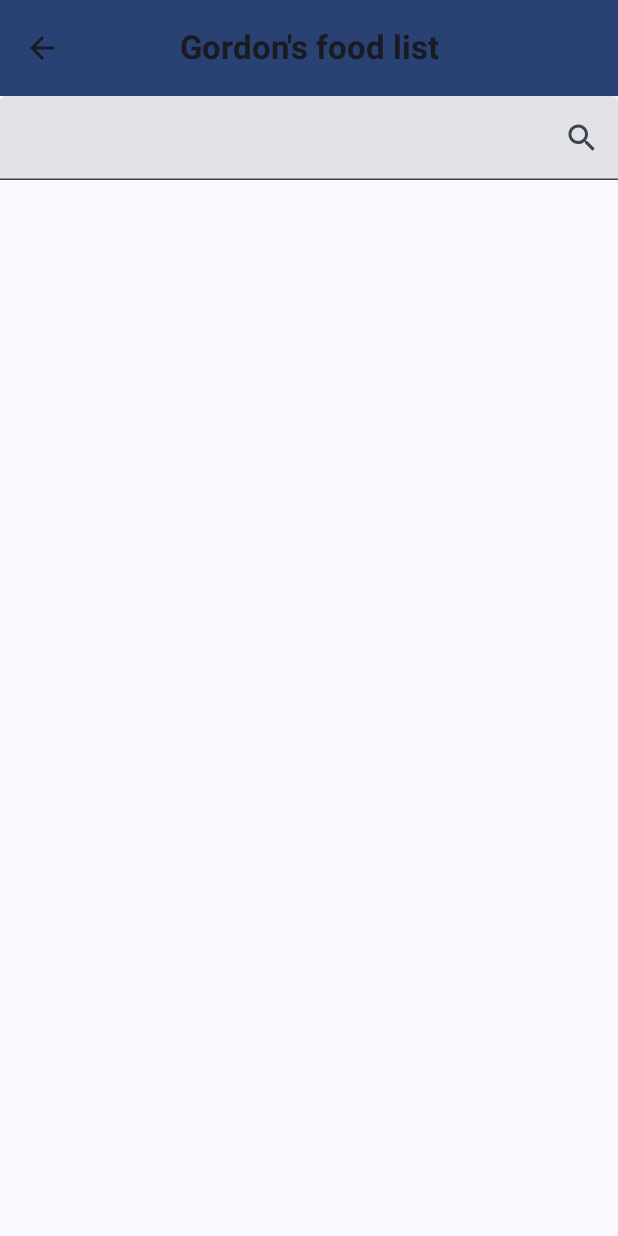
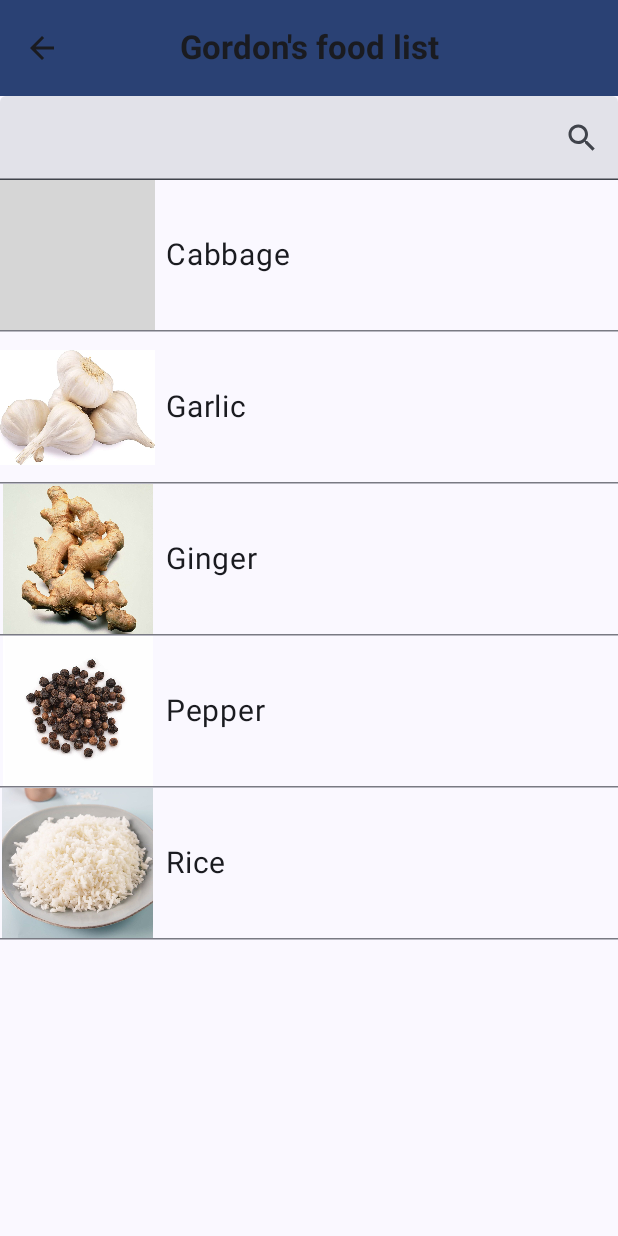
Before and after one commit to ArnaudDuhamel/recipee_app, an Android app built with Jetpack Compose: the ListScreen screen opened through its navigation route, on a phone screen of 412 x 824 dp. Run offline under Robolectric (Android 15) with nearby library versions, the phone set to English and light mode, and no system bars; grey boxes are pictures that could not be loaded.

Commit message:
add: ingredient food page

```diff
--- a/app/src/main/java/com/example/recipee_app/AppClass.kt
+++ b/app/src/main/java/com/example/recipee_app/AppClass.kt
@@ -1,33 +1,46 @@
 package com.example.recipee_app
 
+import android.content.Context
 import androidx.compose.runtime.mutableStateListOf
 import androidx.lifecycle.ViewModel
 import android.content.res.Resources
 import kotlin.properties.Delegates
 
-class AppClass : ViewModel() {
+class AppClass(context: Context) : ViewModel() {
 
     private val recipesList = mutableStateListOf<Ingredient>()
 
-    private var foodPicture by Delegates.notNull<Int>()
-
-    private var foodName by Delegates.notNull<String>()
-
-    private var foodText by Delegates.notNull<String>()
+    private var currentFood by Delegates.notNull<Ingredient>()
 
     init {
+        val resources = context.resources
         recipesList.add(Ingredient(R.drawable.cabbage,"Cabbage",
-            Resources.getSystem().getString(R.string.cabbage_description)
+            resources.getString(R.string.cabbage_description)
         ))
         recipesList.add(Ingredient(R.drawable.garlic,"Garlic",
-            Resources.getSystem().getString(R.string.garlic_description)))
-        recipesList.add(Pair(R.drawable.ginger,"Ginger"))
-        recipesList.add(Pair(R.drawable.pepper,"Pepper"))
-        recipesList.add(Pair(R.drawable.rice,"Rice"))
+           resources.getString(R.string.garlic_description)
+        ))
+        recipesList.add(Ingredient(R.drawable.ginger,"Ginger",
+            resources.getString(R.string.ginger_description)
+        ))
+        recipesList.add(Ingredient(R.drawable.pepper,"Pepper",
+            resources.getString(R.string.pepper_description)
+        ))
+        recipesList.add(Ingredient(R.drawable.rice,"Rice",
+            resources.getString(R.string.rice_description)
+        ))
     }
 
-    fun getRecipesList(): List<Pair<Int, String>> {
+    fun getRecipesList(): List<Ingredient> {
         return recipesList
+    }
+
+    fun getFoodVariable(): Ingredient {
+        return currentFood
+    }
+
+    fun setFoodVariable(food: Ingredient){
+        currentFood = food
     }
 
 }
--- a/app/src/main/java/com/example/recipee_app/MainActivity.kt
+++ b/app/src/main/java/com/example/recipee_app/MainActivity.kt
@@ -9,6 +9,7 @@ import androidx.compose.material3.Surface
 import androidx.compose.material3.Text
 import androidx.compose.runtime.Composable
 import androidx.compose.ui.Modifier
+import androidx.compose.ui.platform.LocalContext
 import androidx.compose.ui.tooling.preview.Preview
 import androidx.navigation.compose.rememberNavController
 import com.example.recipee_app.ui.theme.Recipee_appTheme
@@ -25,7 +26,9 @@ class MainActivity : ComponentActivity() {
                     color = MaterialTheme.colorScheme.background
                 ) {
                     val navController = rememberNavController()
-                    NavGraph(navController = navController)
+                    val context = LocalContext.current
+                    val appForClass = AppClass(context)
+                    NavGraph(navController = navController, appClass = appForClass)
                 }
             }
         }
--- a/app/src/main/java/com/example/recipee_app/navigation/NavGraph.kt
+++ b/app/src/main/java/com/example/recipee_app/navigation/NavGraph.kt
@@ -9,6 +9,7 @@ import androidx.navigation.compose.composable
 import com.example.recipee_app.AppClass
 import com.example.recipee_app.screens.HomeScreen
 import com.example.recipee_app.screens.ListScreen
+import com.example.recipee_app.screens.RecipeScreen
 
 @Composable
 fun NavGraph (navController: NavHostController, appClass: AppClass = viewModel()){
@@ -22,8 +23,8 @@ fun NavGraph (navController: NavHostController, appClass: AppClass = viewModel()
         composable(route = Screens.List.route){
             ListScreen(navController, appClass)
         }
-       // composable(route = Screens.Recipe.route){
-
-       // }
+        composable(route = Screens.Recipe.route){
+            RecipeScreen(navController, appClass)
+       }
     }
 }
--- a/app/src/main/java/com/example/recipee_app/screens/ListScreen.kt
+++ b/app/src/main/java/com/example/recipee_app/screens/ListScreen.kt
@@ -3,6 +3,7 @@ package com.example.recipee_app.screens
 import android.app.Activity
 import androidx.compose.foundation.Image
 import androidx.compose.foundation.background
+import androidx.compose.foundation.clickable
 import androidx.compose.foundation.layout.Arrangement
 import androidx.compose.foundation.layout.Column
 import androidx.compose.foundation.layout.Row
@@ -57,6 +58,8 @@ import androidx.compose.ui.text.input.TextFieldValue
 import androidx.compose.ui.text.style.TextAlign
 import androidx.compose.ui.unit.TextUnit
 import androidx.compose.ui.unit.sp
+import com.example.recipee_app.Ingredient
+import com.example.recipee_app.navigation.Screens
 
 @OptIn(ExperimentalMaterial3Api::class)
 @Composable
@@ -141,16 +144,16 @@ fun ListScreen(navController: NavController, model: AppClass) {
                 // function takes a list
 
                 if (inputValue.value.text.isEmpty()) {
-                    itemsIndexed(model.getRecipesList()) { _, pair ->
+                    itemsIndexed(model.getRecipesList()) { _, food ->
 
-                        drawListElement(pair)
+                        drawListElement(food, navController, model)
 
                     }
                 } else {
-                    itemsIndexed(model.getRecipesList()) { _, pair ->
+                    itemsIndexed(model.getRecipesList()) { _, food ->
 
-                        if(pair.second.lowercase().startsWith(inputValue.value.text.lowercase())){
-                            drawListElement(pair)
+                        if(food.name.lowercase().startsWith(inputValue.value.text.lowercase())){
+                            drawListElement(food, navController, model)
                         }
                     }
                 }
@@ -160,21 +163,22 @@ fun ListScreen(navController: NavController, model: AppClass) {
 }
 
 @Composable
-fun drawListElement(pair: Pair<Int,String>) {
+fun drawListElement(food: Ingredient, navController: NavController, model: AppClass) {
+
     Row(
         modifier = Modifier
             .height(100.dp)
-            //.toggleable(
-                //value = checkBoxStates.getValue(pair.first),
-                //onValueChange = { checkBoxStates[pair.first] = it }
-            //)
-                ,
+            .fillMaxWidth(1.0f)
+            .clickable {
+                model.setFoodVariable(food)
+                navController.navigate(Screens.Recipe.route)
+                       },
         verticalAlignment = Alignment.CenterVertically
     ) {
         // This text object contains the list item itself
         Image(
-            painter = painterResource(id = pair.first),
-            contentDescription = pair.second + " picture",
+            painter = painterResource(id = food.picture),
+            contentDescription = food.name + " picture",
             modifier = Modifier
                 .fillMaxWidth(0.25f)
                 .fillMaxHeight(1.0f)
@@ -185,7 +189,7 @@ fun drawListElement(pair: Pair<Int,String>) {
         // The checkbox. Great care was take to look as much as possible
         // as the presented sketch
         Text(
-            text = pair.second,
+            text = food.name,
             fontSize = 20.sp
         )
     }
--- a/app/src/main/res/values/strings.xml
+++ b/app/src/main/res/values/strings.xml
@@ -1,6 +1,9 @@
 <resources>
     <string name="app_name">recipee_app</string>
     <string name="portrait_picture_of_gordon_ramsay">Portrait picture of Gordon Ramsay</string>
-    <string name="cabbage_description">Cabbage, comprising several cultivars of Brassica oleracea, is a leafy green, red (purple), or white (pale green) biennial plant grown as an annual vegetable crop for its dense-leaved heads. It is descended from the wild cabbage (B. oleracea var. oleracea), and belongs to the \"cole crops\" or brassicas, meaning it is closely related to broccoli and cauliflower (var. botrytis); Brussels sprouts (var. gemmifera); and Savoy cabbage (var. sabauda). Text taken from Wikipedia.\n\nSome recipes with cabbage as the main ingredient are, among others, Crispy Sausages and Greens, Corned Beef and Cabbage and Ham hock colcannon.</string>
-    <string name="garlic_description">Garlic (Allium sativum) is a species of bulbous flowering plant in the genus Allium. Its close relatives include the onion, shallot, leek, chive, Welsh onion, and Chinese onion. It is native to South Asia, Central Asia and northeastern Iran and has long been used as a seasoning worldwide, with a history of several thousand years of human consumption and use. It was known to ancient Egyptians and has been used as both a food flavoring and a traditional medicine. China produces 76% of the world\'s supply of garlic. Text taken on Wikipedia.\n\nSome recipes with garlic as the main ingredient are, among others, Chicken Alfredo Primavera, Chicken Basquaise and Croatian Bean Stew.</string>
+    <string name="cabbage_description">Cabbage, comprising several cultivars of Brassica oleracea, is a leafy green, red (purple), or white (pale green) biennial plant grown as an annual vegetable crop for its dense-leaved heads. It is descended from the wild cabbage (B. oleracea var. oleracea), and belongs to the \"cole crops\" or brassicas, meaning it is closely related to broccoli and cauliflower (var. botrytis); Brussels sprouts (var. gemmifera); and Savoy cabbage (var. sabauda). Text taken from Wikipedia.\n\nSome recipes with cabbage as a main ingredient are, among others, Crispy Sausages and Greens, Corned Beef and Cabbage and Ham hock colcannon.</string>
+    <string name="garlic_description">Garlic (Allium sativum) is a species of bulbous flowering plant in the genus Allium. Its close relatives include the onion, shallot, leek, chive, Welsh onion, and Chinese onion. It is native to South Asia, Central Asia and northeastern Iran and has long been used as a seasoning worldwide, with a history of several thousand years of human consumption and use. It was known to ancient Egyptians and has been used as both a food flavoring and a traditional medicine. China produces 76% of the world\'s supply of garlic. Text taken on Wikipedia.\n\nSome recipes with garlic as a main ingredient are, among others, Chicken Alfredo Primavera, Chicken Basquaise and Croatian Bean Stew.</string>
+    <string name="ginger_description">Ginger (Zingiber officinale) is a flowering plant whose rhizome, ginger root or ginger, is widely used as a spice and a folk medicine. It is a herbaceous perennial which grows annual pseudostems (false stems made of the rolled bases of leaves) about one meter tall, bearing narrow leaf blades. The inflorescences bear flowers having pale yellow petals with purple edges, and arise directly from the rhizome on separate shoots. Text taken on Wikipedia.\n\nSome recipes with ginger as a main ingredient are, among others, Lamb tomato and sweet spices, Nutty Chicken Curry and Szechuan Beef.</string>
+    <string name="pepper_description">Black pepper (Piper nigrum) is a flowering vine in the family Piperaceae, cultivated for its fruit (the peppercorn), which is usually dried and used as a spice and seasoning. The fruit is a drupe (stonefruit) which is about 5 mm (0.20 in) in diameter (fresh and fully mature), dark red, and contains a stone which encloses a single pepper seed. Peppercorns and the ground pepper derived from them may be described simply as pepper, or more precisely as black pepper (cooked and dried unripe fruit), green pepper (dried unripe fruit), or white pepper (ripe fruit seeds).Text taken on Wikipedia.\n\nSome recipes with pepper as a main ingredient are, among others, Crispy Eggplant, Mediterranean Pasta Salad and Breakfast Potatoes.</string>
+    <string name="rice_description">Rice is the seed of the grass species Oryza sativa (Asian rice) or, less commonly, O. glaberrima (African rice). The name wild rice is usually used for species of the genera Zizania and Porteresia, both wild and domesticated, although the term may also be used for primitive or uncultivated varieties of Oryza. Text taken on Wikipedia.\n\nSome recipes with rice as a main ingredient are, among others, Salmon Prawn Risotto, Stuffed Lamb Tomatoes and Egyptian Fatteh.</string>
 </resources>
```
Also changed, not shown: app/src/main/java/com/example/recipee_app/screens/RecipeScreen.kt (+76 -0 lines).
